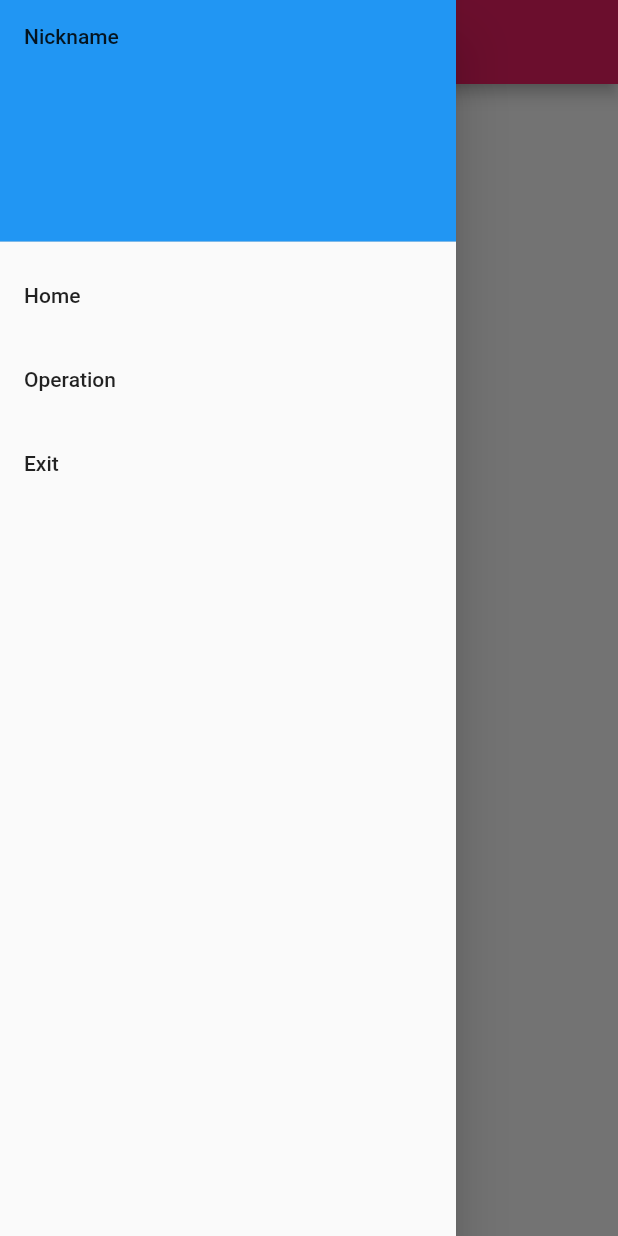
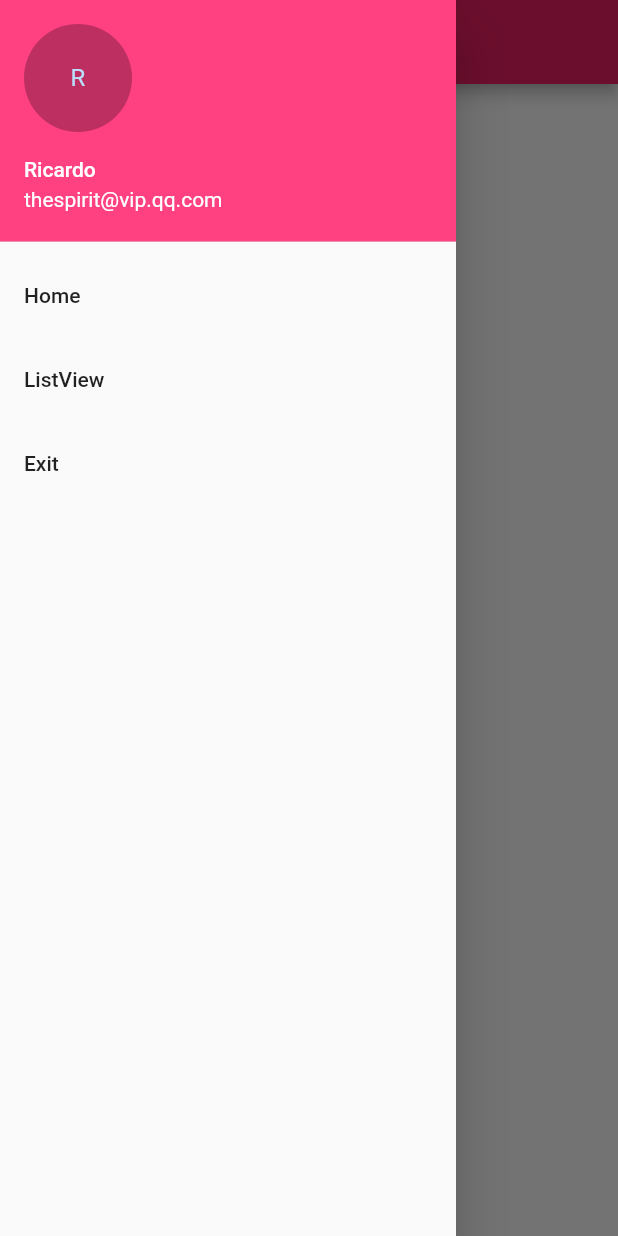
Before and after one commit to zangxx66/FlutterTemplate, a Flutter app: the Home screen opened directly, with the side drawer open, on a phone screen of 412 x 824 dp. Run offline on Flutter 3.47's test engine with Material 2 defaults, Android fonts, the phone set to English and light mode, and no system bars; our stand-ins replace dio, fluttertoast.

```diff
--- a/lib/main.dart
+++ b/lib/main.dart
@@ -20,9 +20,10 @@ class MyApp extends StatelessWidget {
         // Notice that the counter didn't reset back to zero; the application
         // is not restarted.
         primaryColor: Colors.pink,
-        accentColor: Colors.pinkAccent
+        accentColor: Colors.pinkAccent,
       ),
-      initialRoute: "/login",
+      debugShowCheckedModeBanner: false,
+      initialRoute: "/startup",
       onGenerateRoute: onGenerateRoute,
     );
   }
--- a/lib/views/Home/index.dart
+++ b/lib/views/Home/index.dart
@@ -1,5 +1,6 @@
 import 'package:flutter/material.dart';
 import 'package:Ricardo/widget/Drawer/index.dart';
+import 'package:Ricardo/widget/ExitDialog/index.dart';
 
 class Home extends StatefulWidget {
   @override
@@ -20,8 +21,13 @@ class _HomeState extends State<Home> {
     return Scaffold(
       appBar: AppBar(title: Text("Home")),
       drawer: DrawerState(),
-      body: Center(
-      child: Text("hello world!"),
-    ));
+      body: ExitDialog(
+        Scaffold(
+          body: Center(
+            child: Text("hello world!"),
+          ),
+        )
+      )
+      );
   }
 }
--- a/lib/views/Login/index.dart
+++ b/lib/views/Login/index.dart
@@ -1,5 +1,6 @@
 import 'package:flutter/gestures.dart';
 import 'package:flutter/material.dart';
+import 'package:Ricardo/widget/ExitDialog/index.dart';
 
 class Login extends StatefulWidget {
   @override
@@ -19,7 +20,9 @@ class _LoginState extends State<Login> {
     // than having to individually change instances of widgets.
     return Scaffold(
         appBar: AppBar(title: Text("Login"), automaticallyImplyLeading: false),
-        body: TextForm());
+        body: ExitDialog(Scaffold(
+          body: TextForm(),
+        )));
   }
 }
 
--- a/lib/views/Operation/index.dart
+++ /dev/null
@@ -1,27 +0,0 @@
-import 'package:flutter/material.dart';
-import 'package:Ricardo/widget/Drawer/index.dart';
-
-class Operation extends StatefulWidget {
-  @override
-  State<StatefulWidget> createState() {
-    return new _OperationState();
-  }
-}
-
-class _OperationState extends State<Operation> {
-  @override
-  Widget build(BuildContext context) {
-    // This method is rerun every time setState is called, for instance as done
-    // by the _incrementCounter method above.
-    //
-    // The Flutter framework has been optimized to make rerunning build methods
-    // fast, so that you can just rebuild anything that needs updating rather
-    // than having to individually change instances of widgets.
-    return Scaffold(
-      appBar: AppBar(title: Text("Operation")),
-      drawer: DrawerState(),
-      body: Center(
-      child: Text("This is Operation Page"),
-    ));
-  }
-}
--- a/lib/widget/Drawer/index.dart
+++ b/lib/widget/Drawer/index.dart
@@ -15,11 +15,14 @@ class _DrawerState extends State<DrawerState> {
       child: ListView(
           padding: EdgeInsets.zero,
           children: <Widget>[
-            DrawerHeader(
-              child: Text("Nickname"),
-              decoration: BoxDecoration(
-                color: Theme.of(context).cursorColor
-              ),
+            new UserAccountsDrawerHeader(
+              accountName: new Text('Ricardo'),
+                   accountEmail: new Text('thespirit@vip.qq.com'),
+                   currentAccountPicture: new CircleAvatar(
+                     backgroundColor: Colors.black26,
+                     child: new Text('R'),
+                   ),
+                   decoration: new BoxDecoration(color: Theme.of(context).accentColor),
             ),
             ListTile(
               title: Text("Home"),
@@ -28,9 +31,9 @@ class _DrawerState extends State<DrawerState> {
               },
             ),
             ListTile(
-              title:Text("Operation"),
+              title:Text("ListView"),
               onTap:() {
-                Navigator.of(context).pushReplacementNamed("/operation");
+                Navigator.of(context).pushReplacementNamed("/listview");
               }
             ),
             ListTile(
--- /dev/null
+++ b/lib/widget/ExitDialog/index.dart
@@ -0,0 +1,43 @@
+import 'dart:async';
+import 'package:flutter/material.dart';
+
+class ExitDialog extends StatefulWidget {
+  Scaffold _scaffold;
+  ExitDialog(Scaffold scaffold) {
+    this._scaffold = scaffold;
+  }
+  @override
+  State<StatefulWidget> createState() {
+    return new _ExitDialog(this._scaffold);
+  }
+}
+
+class _ExitDialog extends State<ExitDialog> {
+  Scaffold _scaffold;
+  _ExitDialog(Scaffold scaffold) {
+    this._scaffold = scaffold;
+  }
+  int _lastClickTime = 0;
+  Future<bool> _onBackPressed() {
+    int nowTime = new DateTime.now().microsecondsSinceEpoch;
+    if (_lastClickTime != 0 && nowTime - _lastClickTime > 1500) {
+      return new Future.value(true);
+    } else {
+      Scaffold.of(context)
+          .showSnackBar(SnackBar(content: Text('Click again to exist!.')));
+      _lastClickTime = new DateTime.now().microsecondsSinceEpoch;
+      new Future.delayed(const Duration(milliseconds: 1500), () {
+        _lastClickTime = 0;
+      });
+      return new Future.value(false);
+    }
+  }
+
+  @override
+  Widget build(BuildContext context) {
+    return WillPopScope(
+      onWillPop: _onBackPressed,
+      child: this._scaffold,
+    );
+  }
+}
```
Also changed, not shown: lib/api/request.dart (added, +22 -0 lines), lib/api/serve.dart (added, +8 -0 lines), lib/router/index.dart (+5 -17 lines), lib/views/ListView/index.dart (added, +28 -0 lines), lib/views/ListView/widget/listview.dart (added, +90 -0 lines), lib/views/SplanshScreen/index.dart (added, +40 -0 lines), pubspec.yaml (+6 -8 lines), assets/images/launch.jpg (added), pubspec.lock, 8 other files.
